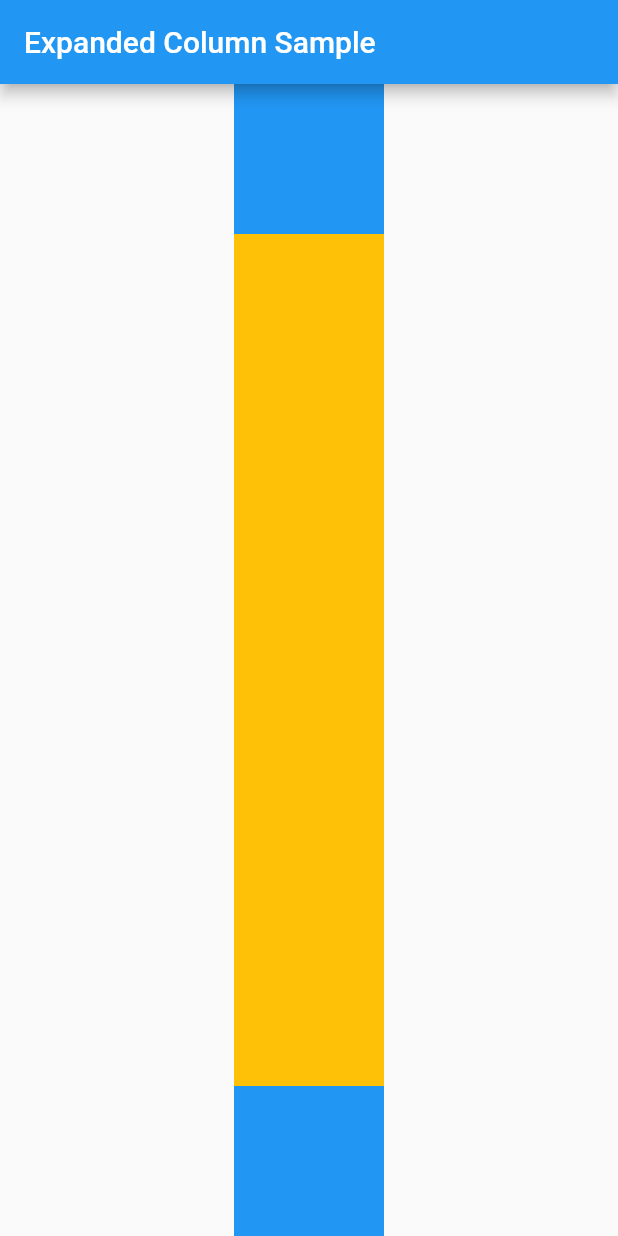
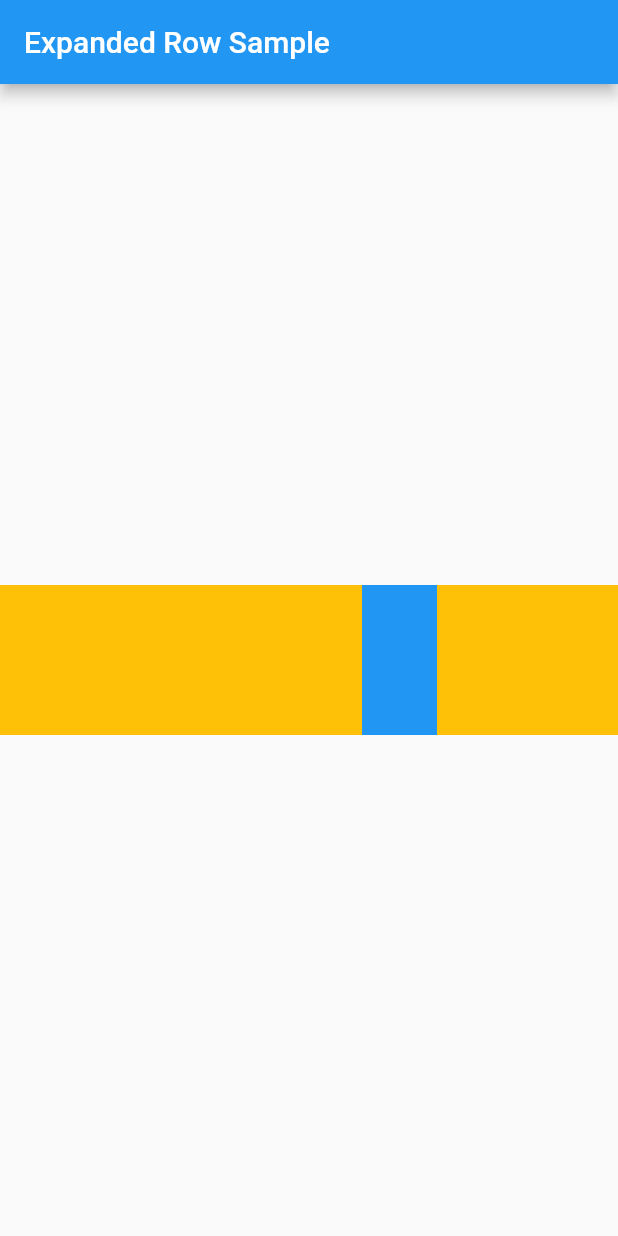
Before and after one commit to addff/first_app, a Flutter app: the screen it shows after launch, on a phone screen of 412 x 824 dp. Run offline on Flutter 3.47's test engine with Material 2 defaults, Android fonts, the phone set to English and light mode, and no system bars.

Commit message:
Expanded Row

```diff
--- a/lib/main.dart
+++ b/lib/main.dart
@@ -1,9 +1,9 @@
 // Flutter code sample for Expanded
 
-// This example shows how to use an [Expanded] widget in a [Column] so that
-// it's middle child, a [Container] here, expands to fill the space.
+// This example shows how to use an [Expanded] widget in a [Row] with multiple
+// children expanded, utilizing the [flex] factor to prioritize available space.
 //
-// ![This results in two thin blue boxes with a larger amber box in between.](https://flutter.github.io/assets-for-api-docs/assets/widgets/expanded_column.png)
+// ![This results in a wide amber box, followed by a thin blue box, with a medium width amber box at the end.](https://flutter.github.io/assets-for-api-docs/assets/widgets/expanded_row.png)
 
 import 'package:flutter/material.dart';
 
@@ -30,26 +30,29 @@ class MyStatelessWidget extends StatelessWidget {
   Widget build(BuildContext context) {
     return Scaffold(
       appBar: AppBar(
-        title: Text('Expanded Column Sample'),
+        title: Text('Expanded Row Sample'),
       ),
       body: Center(
-        child: Column(
+        child: Row(
           children: <Widget>[
-            Container(
-              color: Colors.blue,
-              height: 100,
-              width: 100,
-            ),
             Expanded(
+              flex: 2,
               child: Container(
                 color: Colors.amber,
-                width: 100,
+                height: 100,
               ),
             ),
             Container(
               color: Colors.blue,
               height: 100,
-              width: 100,
+              width: 50,
+            ),
+            Expanded(
+              flex: 1,
+              child: Container(
+                color: Colors.amber,
+                height: 100,
+              ),
             ),
           ],
         ),
```
